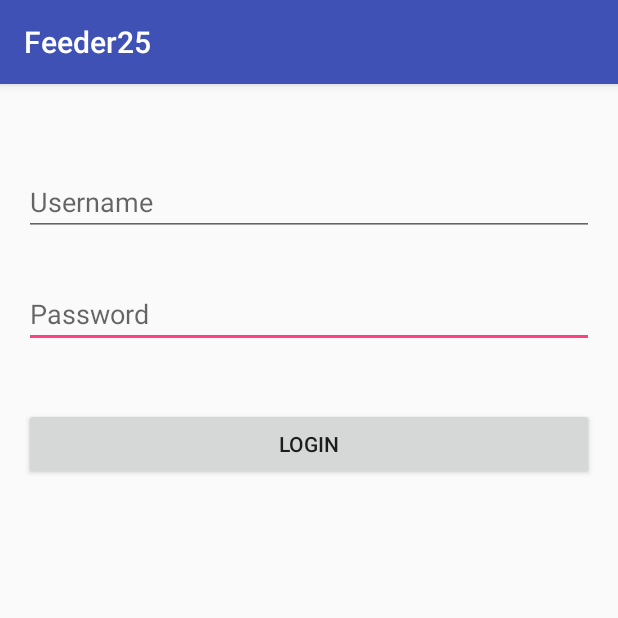
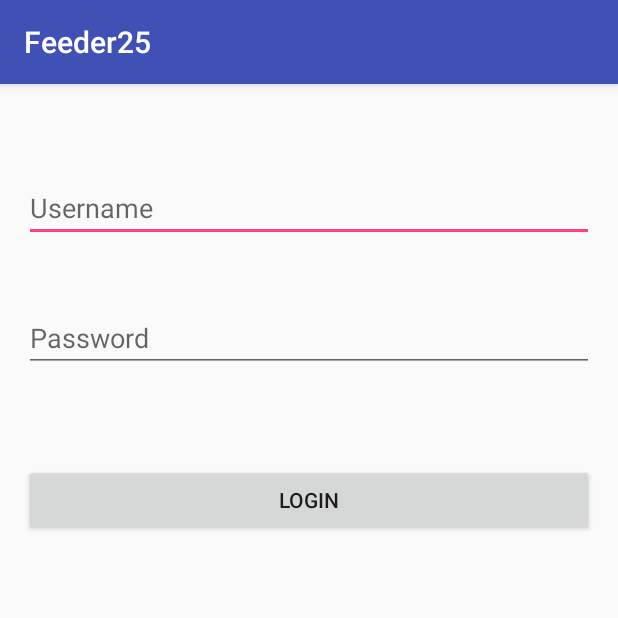
Before and after one commit to shaanvaidya/Feeder, an Android app: the screen it shows after launch (LoginActivity), after a tap on "LOGIN", on a phone screen of 412 x 824 dp, the top half of it. Run offline under Robolectric (Android 15) with nearby library versions, the phone set to English and light mode, and no system bars; our stand-ins replace Volley; network calls fail.

Commit message:
Final android submission Lab11

```diff
--- a/lab11/Feeder25/app/src/main/java/com/example/abhishek/feeder25/LoginActivity.java
+++ b/lab11/Feeder25/app/src/main/java/com/example/abhishek/feeder25/LoginActivity.java
@@ -9,12 +9,21 @@
 import android.widget.Button;
 import android.widget.EditText;
 
+import com.android.volley.AuthFailureError;
+import com.android.volley.NetworkResponse;
+import com.android.volley.Request;
 import com.android.volley.RequestQueue;
 import com.android.volley.Response;
+import com.android.volley.VolleyError;
+import com.android.volley.VolleyLog;
+import com.android.volley.toolbox.HttpHeaderParser;
+import com.android.volley.toolbox.StringRequest;
 import com.android.volley.toolbox.Volley;
 
 import org.json.JSONException;
 import org.json.JSONObject;
+
+import java.io.UnsupportedEncodingException;
 
 import static android.R.attr.name;
 
@@ -35,38 +44,94 @@
                 final String username = UserName.getText().toString();
                 final String password = Password.getText().toString();
 
-                Response.Listener<String> responseListener = new Response.Listener<String>() {
+//                Response.Listener<String> responseListener = new Response.Listener<String>() {
+//                    @Override
+//                    public void onResponse(String response) {
+//
+//
+//
+//                    }
+//                };
+
+                try {
+                    RequestQueue requestQueue = Volley.newRequestQueue(LoginActivity.this);
+                    String URL = "http://10.0.2.2:8025/studentlogin/";
+                    JSONObject jsonBody = new JSONObject();
+                    jsonBody.put("LDAP", username);
+                    jsonBody.put("password", password);
+                    final String mRequestBody = jsonBody.toString();
+
+                    StringRequest stringRequest = new StringRequest(Request.Method.POST, URL, new Response.Listener<String>() {
                         @Override
                         public void onResponse(String response) {
+                            Log.i("VOLLEY", response);
 
-                        try {
-                            JSONObject jsonObject = new JSONObject(response);
-                            boolean success = jsonObject.getBoolean("success");
+                            Log.d("debug","Hey there");
+//                            if(response.contentEquals("200")){
+//                                try {
+//                                    JSONObject jsonObject = new JSONObject(stringRequest);
+//                                    String success = jsonObject.getString("status");
 
-                            if (success) {
-                                final String name = jsonObject.getString("name");
+                                    if (response.contentEquals("200")) {
+//                                        final String name = jsonObject.getString("name");
                                         Intent intent = new Intent(LoginActivity.this, MainActivity.class);
-                                intent.putExtra("name", name);
+                                        intent.putExtra("name", "Hey there "+username);
                                         LoginActivity.this.startActivity(intent);
 
-                            }else {
+                                    }
+                                    else if(response.contentEquals("201")){
                                         AlertDialog.Builder builder = new AlertDialog.Builder(LoginActivity.this);
                                         builder.setMessage("Login Failed")
                                                 .setNegativeButton("Retry", null)
                                                 .create()
                                                 .show();
                                     }
+//
+//                                } catch (JSONException e) {
+//                                    e.printStackTrace();
+//                                }
+//                            }
+
+                        }
+                    }, new Response.ErrorListener() {
+                        @Override
+                        public void onErrorResponse(VolleyError error) {
+                            Log.e("VOLLEY", error.toString());
+                        }
+                    }) {
+                        @Override
+                        public String getBodyContentType() {
+                            return "application/json; charset=utf-8";
+                        }
+
+                        @Override
+                        public byte[] getBody() throws AuthFailureError {
+                            try {
+                                return mRequestBody == null ? null : mRequestBody.getBytes("utf-8");
+                            } catch (UnsupportedEncodingException uee) {
+                                VolleyLog.wtf("Unsupported Encoding while trying to get the bytes of %s using %s", mRequestBody, "utf-8");
+                                return null;
+                            }
+                        }
+
+                        @Override
+                        protected Response<String> parseNetworkResponse(NetworkResponse response) {
+                            String responseString = "";
+                            if (response != null) {
+                                responseString = String.valueOf(response.statusCode);
+                                // can get more details such as response.headers
+                            }
+                            return Response.success(responseString, HttpHeaderParser.parseCacheHeaders(response));
+                        }
+                    };
+
+                    requestQueue.add(stringRequest);
 
                 } catch (JSONException e) {
                     e.printStackTrace();
                 }
 
-                    }
-                };
 
-                LoginRequest loginRequest = new LoginRequest(username, password, responseListener);
-                RequestQueue queue = Volley.newRequestQueue(LoginActivity.this);
-                queue.add(loginRequest);
             }
         });
 
--- a/lab11/Feeder25/app/src/main/java/com/example/abhishek/feeder25/LoginRequest.java
+++ b/lab11/Feeder25/app/src/main/java/com/example/abhishek/feeder25/LoginRequest.java
@@ -9,13 +9,14 @@
 
 public class LoginRequest extends StringRequest{
 
-    private static final String Login_Request = "localhost//:";
+    private static final String Login_Request = "http://10.0.2.2:8025/studentlogin/";
     private Map<String, String> object;
 
-    public LoginRequest(String username, String password, Response.Listener<String> listener) {
+    public LoginRequest(String ldap, String password, Response.Listener<String> listener) {
         super(Method.POST, Login_Request, listener, null);
         object = new HashMap<>();
-        object.put("username", username);
+//        object.put("secretkey", "MeraNaamJoker");
+        object.put("LDAP", ldap);
         object.put("password", password);
     }
 
--- a/lab11/Feeder25/app/src/main/res/layout/activity_login.xml
+++ b/lab11/Feeder25/app/src/main/res/layout/activity_login.xml
@@ -10,44 +10,44 @@
     android:paddingTop="@dimen/activity_vertical_margin"
     tools:context="com.example.abhishek.feeder25.LoginActivity">
 
-    <Button
-        android:text="Login"
-        android:layout_width="wrap_content"
-        android:layout_height="wrap_content"
-        android:id="@+id/Login"
-        android:layout_marginTop="200dp"
-        android:layout_alignParentTop="true"
-        android:layout_alignParentLeft="true"
-        android:layout_alignParentStart="true"
-        android:layout_alignParentRight="true"
-        android:layout_alignParentEnd="true" />
 
     <EditText
         android:layout_width="wrap_content"
         android:layout_height="wrap_content"
         android:inputType="textPersonName"
         android:ems="10"
-        android:layout_marginBottom="88dp"
-        android:id="@+id/PassWord"
-        android:layout_alignBottom="@+id/Login"
+        android:layout_alignParentTop="true"
         android:layout_alignParentLeft="true"
         android:layout_alignParentStart="true"
+        android:layout_marginTop="44dp"
+        android:id="@+id/UserName"
         android:layout_alignParentRight="true"
         android:layout_alignParentEnd="true"
-        android:hint="Password" />
+        android:hint="Username" />
 
     <EditText
         android:layout_width="wrap_content"
         android:layout_height="wrap_content"
-        android:inputType="textPersonName"
+        android:inputType="textPassword"
         android:ems="10"
-        android:id="@+id/UserName"
-        android:layout_above="@+id/PassWord"
+        android:layout_below="@+id/UserName"
+        android:layout_alignRight="@+id/UserName"
+        android:layout_alignEnd="@+id/UserName"
+        android:layout_marginTop="41dp"
+        android:id="@+id/PassWord"
         android:layout_alignParentLeft="true"
         android:layout_alignParentStart="true"
-        android:layout_marginBottom="29dp"
+        android:hint="Password" />
+
+    <Button
+        android:text="Login"
+        android:layout_width="wrap_content"
+        android:layout_height="wrap_content"
+        android:layout_below="@+id/PassWord"
+        android:layout_alignParentLeft="true"
+        android:layout_alignParentStart="true"
+        android:layout_marginTop="61dp"
+        android:id="@+id/Login"
         android:layout_alignParentRight="true"
-        android:layout_alignParentEnd="true"
-        android:hint="Username" />
-
+        android:layout_alignParentEnd="true" />
 </RelativeLayout>
--- a/lab11/Feeder25/app/src/main/res/layout/activity_main.xml
+++ b/lab11/Feeder25/app/src/main/res/layout/activity_main.xml
@@ -21,11 +21,11 @@
         android:inputType="textPersonName"
         android:text="Name"
         android:ems="10"
+        android:layout_marginBottom="55dp"
+        android:id="@+id/NameUser"
         android:layout_alignParentBottom="true"
         android:layout_alignParentLeft="true"
         android:layout_alignParentStart="true"
-        android:layout_marginBottom="117dp"
-        android:id="@+id/NameUser"
         android:layout_alignParentRight="true"
         android:layout_alignParentEnd="true" />
 
```
Lines whose indentation alone changed are shown as unchanged.
